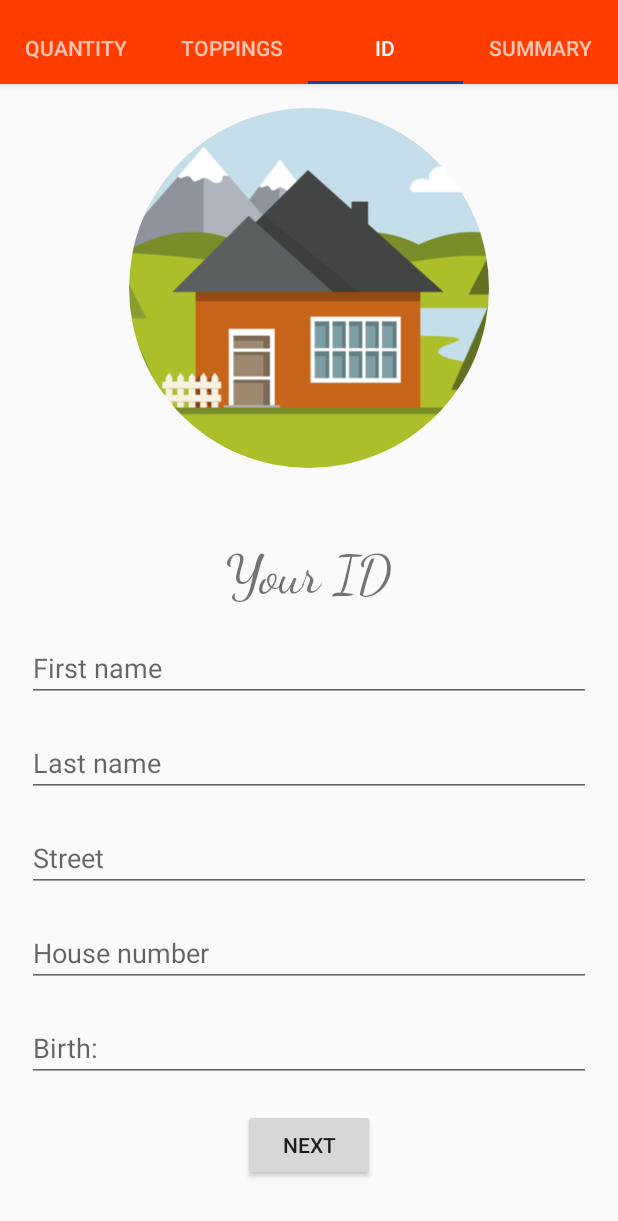
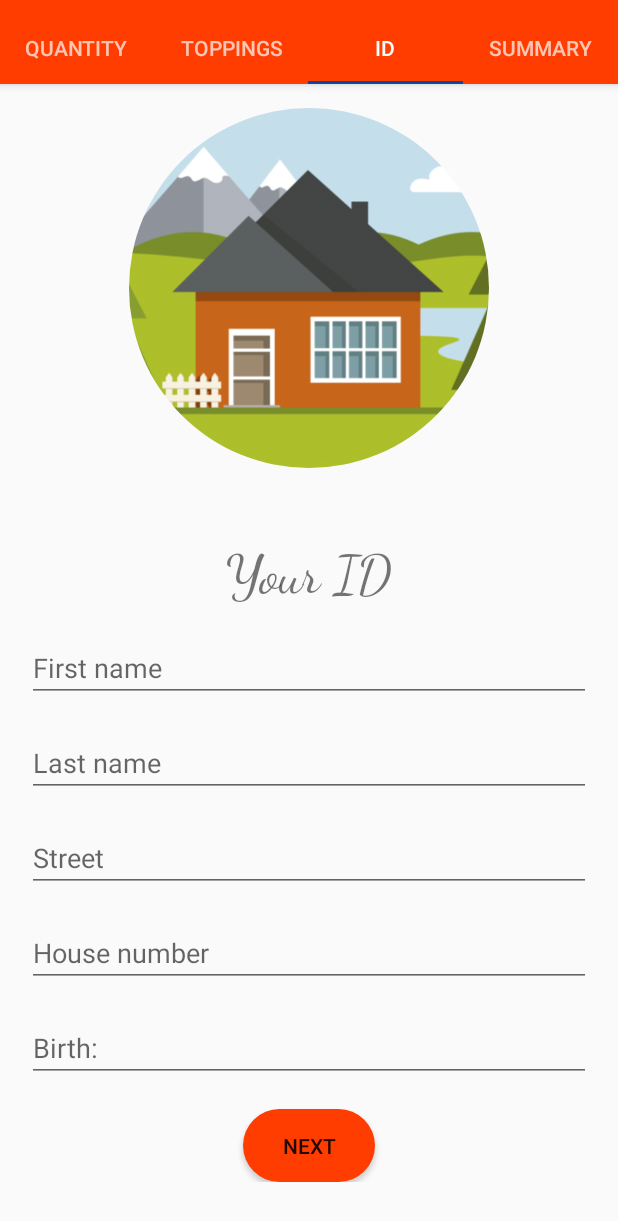
Before and after one commit to schaepersliam/coffeeorder, an Android app: the screen it shows after launch (MainActivity), tab 3 chosen, on a phone screen of 412 x 824 dp. Shown: the top 1221 px of the screen. Run offline under Robolectric (Android 15) with nearby library versions, the phone set to English and light mode, and no system bars; our stand-ins replace CircleImageView.

Commit message:
Added a new design for the buttons in the app!

```diff
--- /dev/null
+++ b/app/src/main/res/drawable/button_style.xml
@@ -0,0 +1,6 @@
+<?xml version="1.0" encoding="utf-8"?>
+<shape xmlns:android="http://schemas.android.com/apk/res/android">
+    <solid android:color="#00C853" />
+    <corners android:radius="25dp" />
+    <padding android:bottom="15dp" android:left="15dp" android:right="15dp" android:top="15dp" />
+</shape>
--- /dev/null
+++ b/app/src/main/res/drawable/next_button_style.xml
@@ -0,0 +1,6 @@
+<?xml version="1.0" encoding="utf-8"?>
+<shape xmlns:android="http://schemas.android.com/apk/res/android">
+    <solid android:color="#FF3D00" />
+    <corners android:radius="25dp" />
+    <padding android:bottom="15dp" android:left="15dp" android:right="15dp" android:top="15dp" />
+</shape>
--- a/app/src/main/res/layout/type1.xml
+++ b/app/src/main/res/layout/type1.xml
@@ -39,6 +39,7 @@
                 android:layout_centerHorizontal="true">
 
                 <Button
+                    android:background="@drawable/button_style"
                     android:layout_width="wrap_content"
                     android:layout_height="wrap_content"
                     android:text="-"
@@ -56,6 +57,7 @@
                     android:layout_marginRight="10dp"/>
 
                 <Button
+                    android:background="@drawable/button_style"
                     android:layout_width="wrap_content"
                     android:layout_height="wrap_content"
                     android:text="+"
@@ -64,6 +66,7 @@
             </LinearLayout>
 
             <Button
+                android:background="@drawable/next_button_style"
                 android:layout_width="wrap_content"
                 android:layout_height="wrap_content"
                 android:id="@+id/next_tab1"
--- a/app/src/main/res/layout/type2.xml
+++ b/app/src/main/res/layout/type2.xml
@@ -54,6 +54,7 @@
             </LinearLayout>
 
             <Button
+                android:background="@drawable/next_button_style"
                 android:layout_width="wrap_content"
                 android:layout_height="wrap_content"
                 android:id="@+id/next_tab2"
--- a/app/src/main/res/layout/type3.xml
+++ b/app/src/main/res/layout/type3.xml
@@ -59,12 +59,13 @@
                 android:inputType="date"/>
 
             <Button
+                android:id="@+id/next_button"
                 android:layout_width="wrap_content"
                 android:layout_height="wrap_content"
-                android:id="@+id/next_button"
-                android:text="@string/next_button"
                 android:layout_gravity="center"
-                android:layout_marginTop="18dp"/>
+                android:layout_marginTop="18dp"
+                android:background="@drawable/next_button_style"
+                android:text="@string/next_button" />
 
         </LinearLayout>
 
--- a/app/src/main/res/layout/type4.xml
+++ b/app/src/main/res/layout/type4.xml
@@ -103,11 +103,11 @@
             android:textSize="20sp"/>
 
         <Button
+            android:background="@drawable/next_button_style"
             android:layout_width="wrap_content"
             android:layout_height="wrap_content"
             android:id="@+id/order_button"
             android:textColor="#FFFFFF"
-            android:background="@color/colorPrimaryDark"
             android:text="@string/order"
             android:layout_gravity="center"
             android:layout_marginTop="18dp"/>
--- a/app/src/main/res/values/colors.xml
+++ b/app/src/main/res/values/colors.xml
@@ -4,4 +4,5 @@
     <color name="colorPrimaryDark">#DD2C00</color>
     <color name="colorAccent">#0D47A1</color>
     <color name="colorMissing">#000000</color>
+    <color name="colorMinusButton">#00C853</color>
 </resources>
```
Also changed, not shown: 58 other files.
